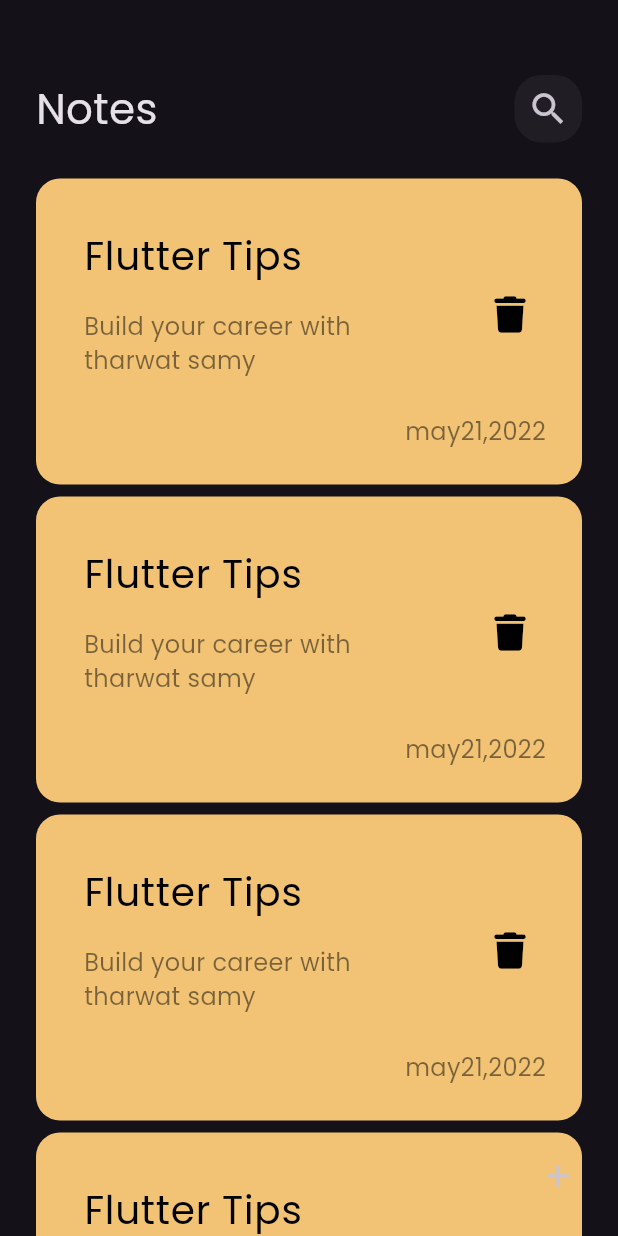
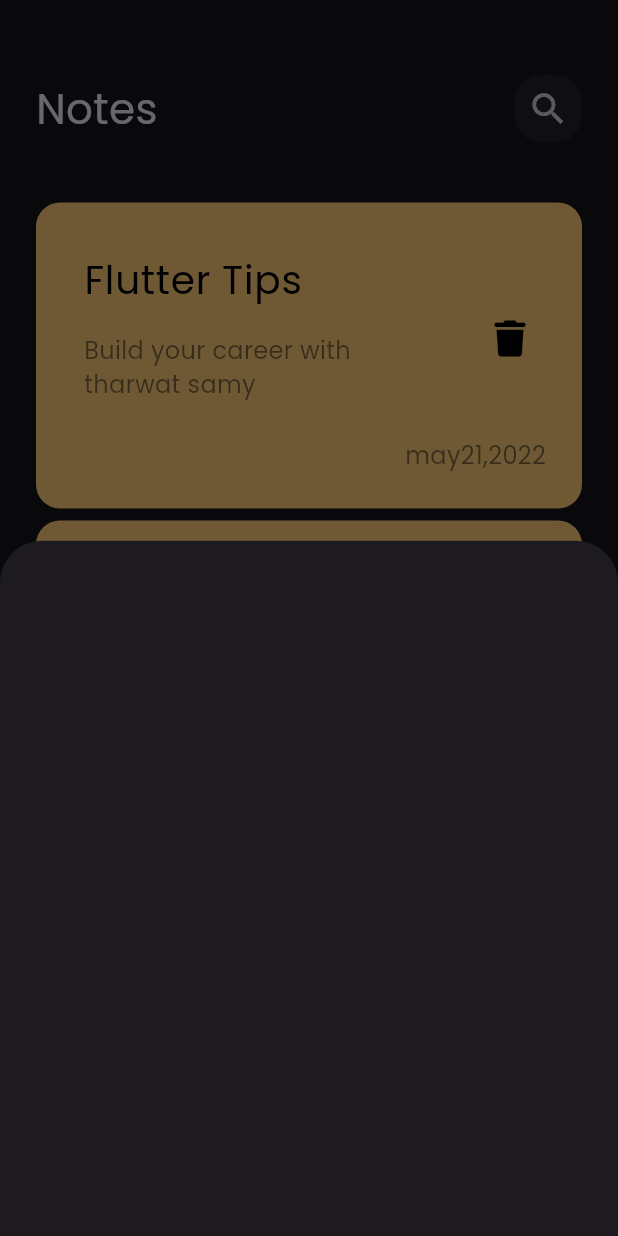
Before and after one commit to FatmaAhmedd33/note_app, a Flutter app: the screen it shows after launch, after a tap on the "add" icon, on a phone screen of 412 x 824 dp. Run offline on Flutter 3.47's test engine with Material 3 defaults, Android fonts, the phone set to English and light mode, and no system bars; our stand-ins replace font_awesome_flutter.

Commit message:
add showModalBottomSheet

```diff
--- a/lib/views/note_page.dart
+++ b/lib/views/note_page.dart
@@ -1,5 +1,6 @@
 import 'package:flutter/material.dart';
 
+import '../widgets/add_note_buttom_sheet.dart';
 import '../widgets/notes_view_body.dart';
 
 class NotePage extends StatelessWidget {
@@ -9,9 +10,20 @@ class NotePage extends StatelessWidget {
 
   @override
   Widget build(BuildContext context) {
-    return  Scaffold(
-      floatingActionButton: IconButton(onPressed: (){}, icon:const Icon( Icons.add)),
-      body:  const NotesViewBody(),
+    return Scaffold(
+      floatingActionButton: IconButton(
+          iconSize: 30,
+          style: const ButtonStyle(
+              backgroundColor: MaterialStatePropertyAll(Colors.blueAccent)),
+          onPressed: () {
+            showModalBottomSheet(
+                context: context,
+                builder: (context) {
+                  return const AddNoteButtomSheet();
+                });
+          },
+          icon: const Icon(Icons.add)),
+      body: const NotesViewBody(),
     );
   }
 }
--- /dev/null
+++ b/lib/widgets/add_note_buttom_sheet.dart
@@ -0,0 +1,10 @@
+import 'package:flutter/material.dart';
+
+class AddNoteButtomSheet extends StatelessWidget {
+  const AddNoteButtomSheet({super.key});
+
+  @override
+  Widget build(BuildContext context) {
+    return  Container();
+  }
+}
--- a/lib/widgets/notes_list_view.dart
+++ b/lib/widgets/notes_list_view.dart
@@ -7,13 +7,17 @@ class NotesListView extends StatelessWidget {
 
   @override
   Widget build(BuildContext context) {
-    return ListView.builder(
+    return Padding(
+      padding: const EdgeInsets.symmetric(vertical: 16),
+      child: ListView.builder(
+        padding: EdgeInsets.zero,
         itemBuilder: (BuildContext context, int index) {
           return const Padding(
             padding: EdgeInsets.symmetric(vertical: 4.0),
             child: NoteItems(),
           );
         },
+      ),
     );
   }
 }
```
Lines whose indentation alone changed are shown as unchanged.
